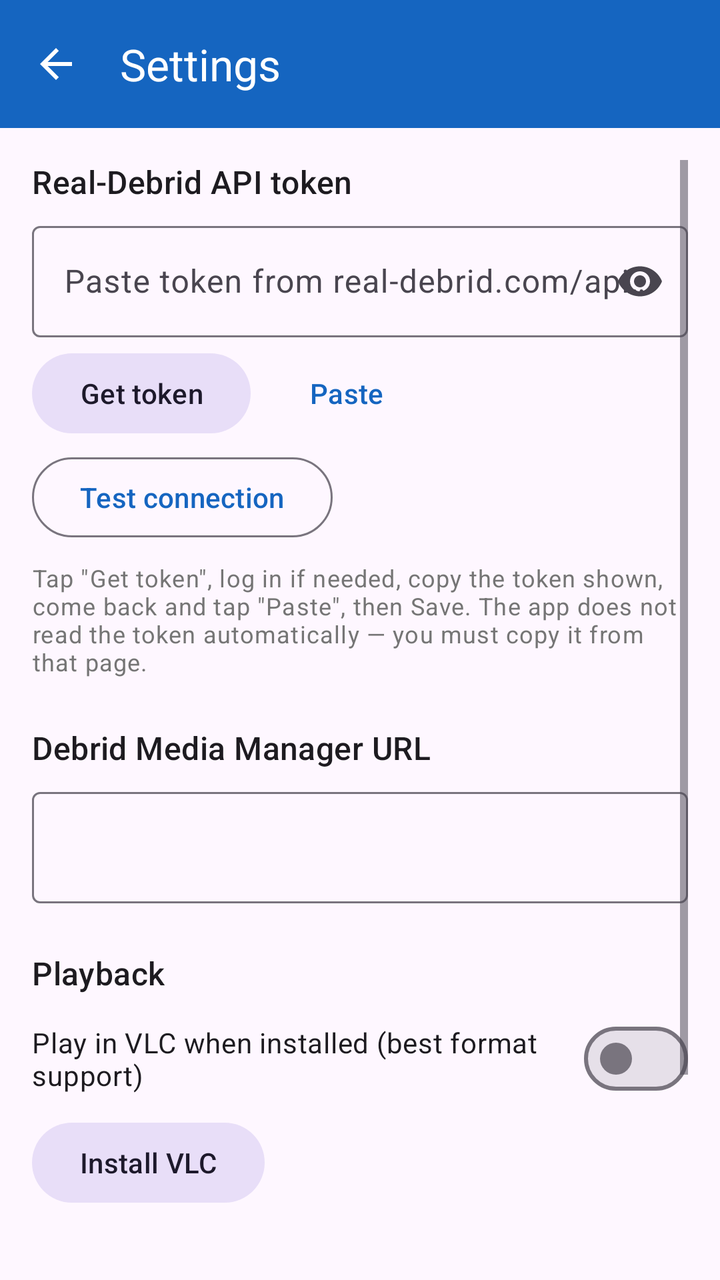
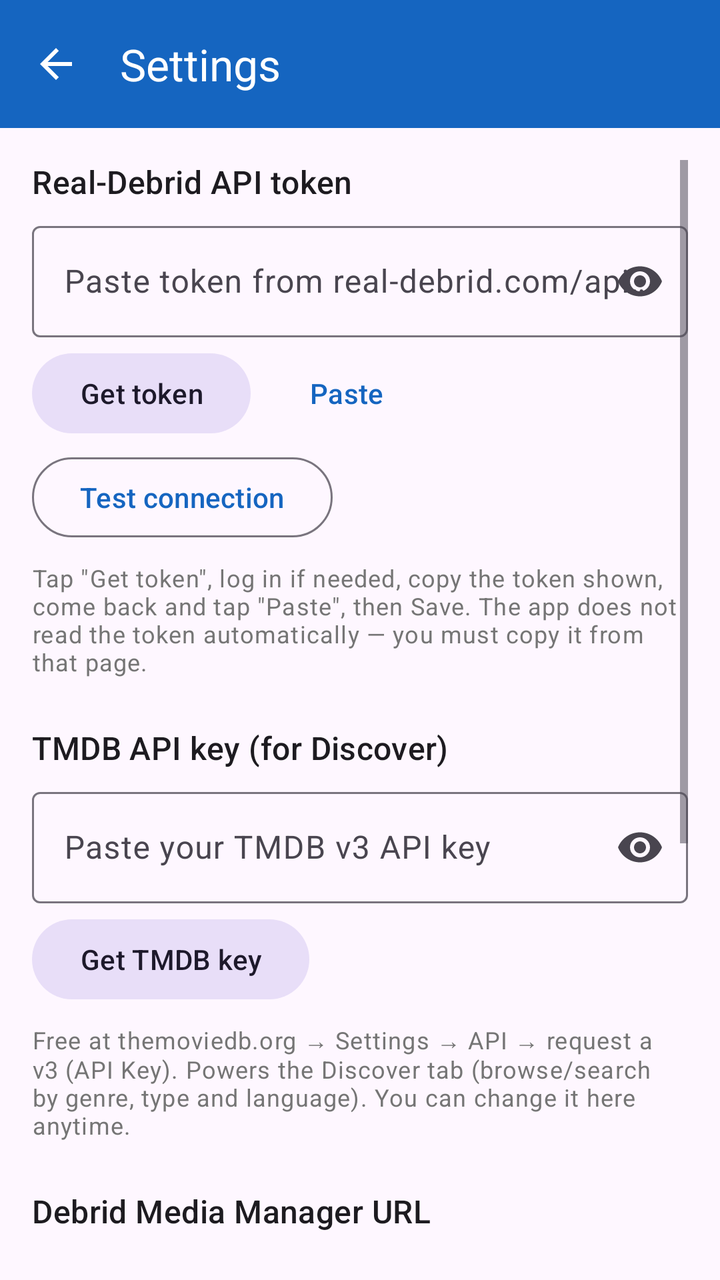

Before-and-after screenshots of an Android layout around one commit, followed by the original layout XML and the change that was made.
<!-- AndroidManifest.xml: application theme Theme.DebridBrowser -->
<!-- res/layout/activity_settings.xml -->
<?xml version="1.0" encoding="utf-8"?>
<LinearLayout xmlns:android="http://schemas.android.com/apk/res/android"
    xmlns:app="http://schemas.android.com/apk/res-auto"
    android:layout_width="match_parent"
    android:layout_height="match_parent"
    android:orientation="vertical">

    <com.google.android.material.appbar.MaterialToolbar
        android:id="@+id/toolbar"
        android:layout_width="match_parent"
        android:layout_height="wrap_content"
        android:minHeight="?attr/actionBarSize"
        android:background="@color/primary"
        app:navigationIcon="@drawable/ic_back"
        app:navigationIconTint="@color/white"
        app:title="@string/settings"
        app:titleTextColor="@color/white" />

    <ScrollView
        android:layout_width="match_parent"
        android:layout_height="match_parent"
        android:padding="16dp">

        <LinearLayout
            android:layout_width="match_parent"
            android:layout_height="wrap_content"
            android:orientation="vertical">

            <TextView
                android:layout_width="wrap_content"
                android:layout_height="wrap_content"
                android:text="@string/rd_token_label"
                android:textAppearance="?attr/textAppearanceTitleMedium" />

            <com.google.android.material.textfield.TextInputLayout
                android:layout_width="match_parent"
                android:layout_height="wrap_content"
                android:layout_marginTop="6dp"
                android:hint="@string/rd_token_hint"
                app:endIconMode="password_toggle"
                style="@style/Widget.Material3.TextInputLayout.OutlinedBox">

                <com.google.android.material.textfield.TextInputEditText
                    android:id="@+id/tokenInput"
                    android:layout_width="match_parent"
                    android:layout_height="wrap_content"
                    android:inputType="textPassword"
                    android:maxLines="1" />
            </com.google.android.material.textfield.TextInputLayout>

            <LinearLayout
                android:layout_width="match_parent"
                android:layout_height="wrap_content"
                android:orientation="horizontal"
                android:layout_marginTop="4dp">

                <com.google.android.material.button.MaterialButton
                    android:id="@+id/getTokenButton"
                    style="@style/Widget.Material3.Button.TonalButton"
                    android:layout_width="wrap_content"
                    android:layout_height="wrap_content"
                    android:text="@string/get_token" />

                <com.google.android.material.button.MaterialButton
                    android:id="@+id/pasteButton"
                    style="@style/Widget.Material3.Button.TextButton"
                    android:layout_width="wrap_content"
                    android:layout_height="wrap_content"
                    android:layout_marginStart="4dp"
                    android:text="@string/paste" />
            </LinearLayout>

            <com.google.android.material.button.MaterialButton
                android:id="@+id/testButton"
                style="@style/Widget.Material3.Button.OutlinedButton"
                android:layout_width="wrap_content"
                android:layout_height="wrap_content"
                android:layout_marginTop="4dp"
                android:text="@string/test_connection" />

            <TextView
                android:layout_width="match_parent"
                android:layout_height="wrap_content"
                android:layout_marginTop="8dp"
                android:text="@string/token_help"
                android:textColor="@color/text_secondary"
                android:textAppearance="?attr/textAppearanceBodySmall" />

            <TextView
                android:layout_width="wrap_content"
                android:layout_height="wrap_content"
                android:layout_marginTop="24dp"
                android:text="@string/dmm_url_label"
                android:textAppearance="?attr/textAppearanceTitleMedium" />

            <com.google.android.material.textfield.TextInputLayout
                android:layout_width="match_parent"
                android:layout_height="wrap_content"
                android:layout_marginTop="6dp"
                style="@style/Widget.Material3.TextInputLayout.OutlinedBox">

                <com.google.android.material.textfield.TextInputEditText
                    android:id="@+id/urlInput"
                    android:layout_width="match_parent"
                    android:layout_height="wrap_content"
                    android:inputType="textUri"
                    android:maxLines="1" />
            </com.google.android.material.textfield.TextInputLayout>

            <TextView
                android:layout_width="wrap_content"
                android:layout_height="wrap_content"
                android:layout_marginTop="24dp"
                android:text="@string/playback_label"
                android:textAppearance="?attr/textAppearanceTitleMedium" />

            <com.google.android.material.materialswitch.MaterialSwitch
                android:id="@+id/vlcSwitch"
                android:layout_width="match_parent"
                android:layout_height="wrap_content"
                android:layout_marginTop="8dp"
                android:text="@string/vlc_label" />

            <com.google.android.material.button.MaterialButton
                android:id="@+id/installVlcButton"
                style="@style/Widget.Material3.Button.TonalButton"
                android:layout_width="wrap_content"
                android:layout_height="wrap_content"
                android:layout_marginTop="4dp"
                android:text="@string/install_vlc" />

            <com.google.android.material.materialswitch.MaterialSwitch
                android:id="@+id/externalPlayerSwitch"
                android:layout_width="match_parent"
                android:layout_height="wrap_content"
                android:layout_marginTop="16dp"
                android:text="@string/external_player_label" />

            <com.google.android.material.button.MaterialButton
                android:id="@+id/saveButton"
                android:layout_width="match_parent"
                android:layout_height="wrap_content"
                android:layout_marginTop="32dp"
                android:text="@string/save" />
        </LinearLayout>
    </ScrollView>
</LinearLayout>
<!-- resources referenced by this layout -->
<resources>
  <color name="primary">#1565C0</color>
  <color name="text_secondary">#757575</color>
  <color name="white">#FFFFFFFF</color>
  <!-- drawable ic_back (drawable) -->
  <vector xmlns:android="http://schemas.android.com/apk/res/android" android:width="24dp" android:height="24dp" android:viewportWidth="24" android:viewportHeight="24" android:tint="@color/white">
    <path android:fillColor="@android:color/white" android:pathData="M20,11H7.83l5.59,-5.59L12,4l-8,8 8,8 1.41,-1.41L7.83,13H20v-2z"/>
  </vector>
  <string name="dmm_url_label">Debrid Media Manager URL</string>
  <string name="external_player_label">Otherwise, use any external player (not built-in)</string>
  <string name="get_token">Get token</string>
  <string name="install_vlc">Install VLC</string>
  <string name="paste">Paste</string>
  <string name="playback_label">Playback</string>
  <string name="rd_token_hint">Paste token from real-debrid.com/apitoken</string>
  <string name="rd_token_label">Real-Debrid API token</string>
  <string name="save">Save</string>
  <string name="settings">Settings</string>
  <string name="test_connection">Test connection</string>
  <string name="token_help">Tap \"Get token\", log in if needed, copy the token shown, come back and tap \"Paste\", then Save. The app does not read the token automatically — you must copy it from that page.</string>
  <string name="vlc_label">Play in VLC when installed (best format support)</string>
  <style name="Theme.DebridBrowser" parent="Theme.Material3.DayNight.NoActionBar">
          <item name="colorPrimary">@color/primary</item>
          <item name="colorPrimaryDark">@color/primary_dark</item>
          <item name="colorSecondary">@color/accent</item>
          <item name="android:statusBarColor">@color/primary_dark</item>
      </style>
  <color name="primary_dark">#0D47A1</color>
  <color name="accent">#00ACC1</color>
</resources>

<!-- the commit's change to res/layout/activity_settings.xml (unified diff, before → after) -->
@@ -90,6 +90,45 @@
                 android:layout_width="wrap_content"
                 android:layout_height="wrap_content"
                 android:layout_marginTop="24dp"
+                android:text="@string/tmdb_label"
+                android:textAppearance="?attr/textAppearanceTitleMedium" />
+
+            <com.google.android.material.textfield.TextInputLayout
+                android:layout_width="match_parent"
+                android:layout_height="wrap_content"
+                android:layout_marginTop="6dp"
+                android:hint="@string/tmdb_hint"
+                app:endIconMode="password_toggle"
+                style="@style/Widget.Material3.TextInputLayout.OutlinedBox">
+
+                <com.google.android.material.textfield.TextInputEditText
+                    android:id="@+id/tmdbInput"
+                    android:layout_width="match_parent"
+                    android:layout_height="wrap_content"
+                    android:inputType="textPassword"
+                    android:maxLines="1" />
+            </com.google.android.material.textfield.TextInputLayout>
+
+            <com.google.android.material.button.MaterialButton
+                android:id="@+id/getTmdbKeyButton"
+                style="@style/Widget.Material3.Button.TonalButton"
+                android:layout_width="wrap_content"
+                android:layout_height="wrap_content"
+                android:layout_marginTop="4dp"
+                android:text="@string/get_tmdb_key" />
+
+            <TextView
+                android:layout_width="match_parent"
+                android:layout_height="wrap_content"
+                android:layout_marginTop="8dp"
+                android:text="@string/tmdb_help"
+                android:textColor="@color/text_secondary"
+                android:textAppearance="?attr/textAppearanceBodySmall" />
+
+            <TextView
+                android:layout_width="wrap_content"
+                android:layout_height="wrap_content"
+                android:layout_marginTop="24dp"
                 android:text="@string/dmm_url_label"
                 android:textAppearance="?attr/textAppearanceTitleMedium" />
 
<!-- resource entries referenced after the edit -->
@@ -9,6 +9,7 @@
   </vector>
   <string name="dmm_url_label">Debrid Media Manager URL</string>
   <string name="external_player_label">Otherwise, use any external player (not built-in)</string>
+  <string name="get_tmdb_key">Get TMDB key</string>
   <string name="get_token">Get token</string>
   <string name="install_vlc">Install VLC</string>
   <string name="paste">Paste</string>
@@ -18,6 +19,9 @@
   <string name="save">Save</string>
   <string name="settings">Settings</string>
   <string name="test_connection">Test connection</string>
+  <string name="tmdb_help">Free at themoviedb.org → Settings → API → request a v3 (API Key). Powers the Discover tab (browse/search by genre, type and language). You can change it here anytime.</string>
+  <string name="tmdb_hint">Paste your TMDB v3 API key</string>
+  <string name="tmdb_label">TMDB API key (for Discover)</string>
   <string name="token_help">Tap \"Get token\", log in if needed, copy the token shown, come back and tap \"Paste\", then Save. The app does not read the token automatically — you must copy it from that page.</string>
   <string name="vlc_label">Play in VLC when installed (best format support)</string>
   <style name="Theme.DebridBrowser" parent="Theme.Material3.DayNight.NoActionBar">
